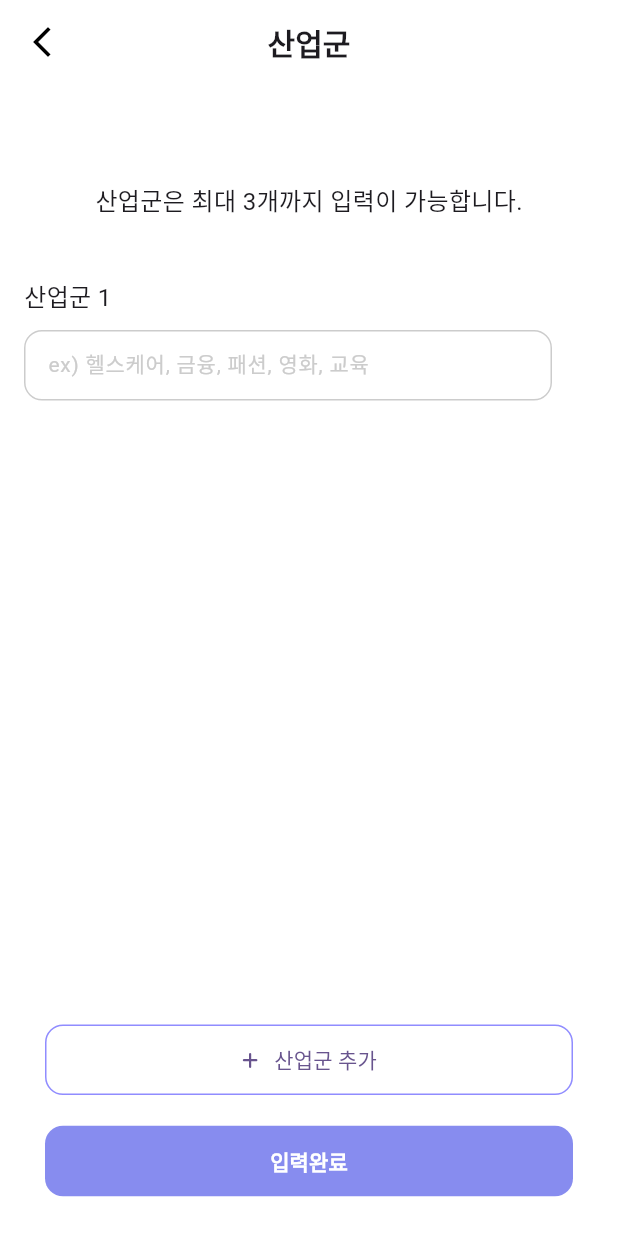
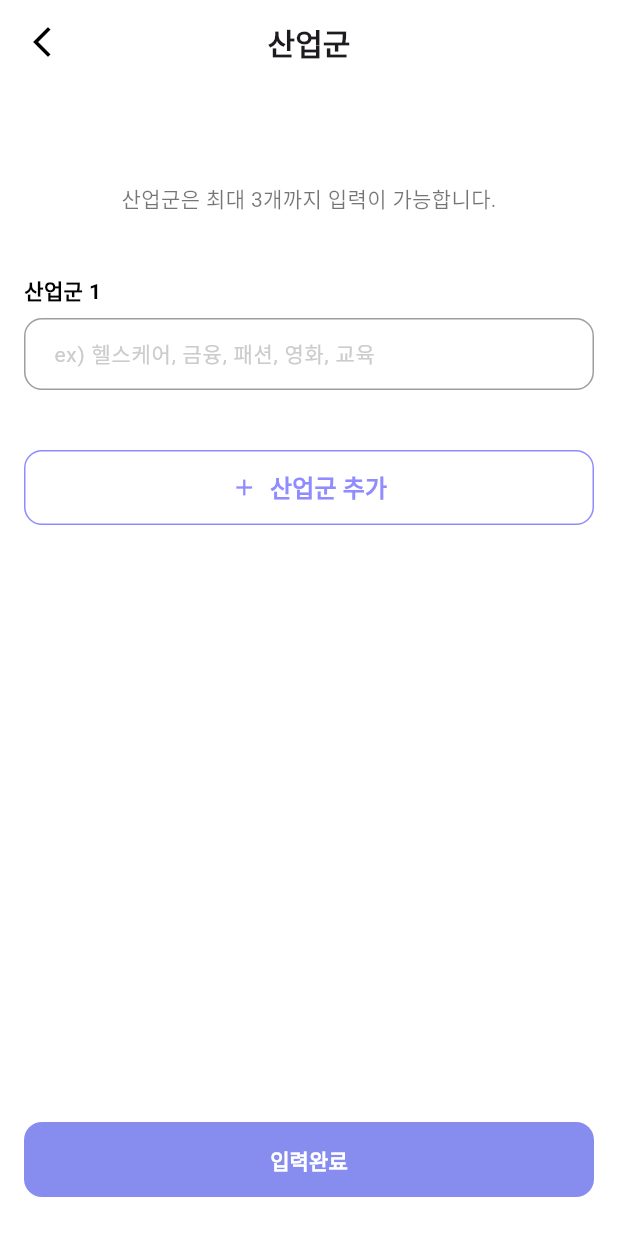
Before and after one commit to Google-Developer-Student-Clubs-TUK/2024-Flutter-Project-MyLio, a Flutter app: the Industrial_Group screen opened directly, on a phone screen of 412 x 824 dp. Run offline on Flutter 3.47's test engine with Material 3 defaults, Android fonts, the phone set to English and light mode, and no system bars; our stand-ins replace dotted_border, font_awesome_flutter, get, shared_preferences; accounts and stored records are empty.

Commit message:
Design: 산업군 페이지 디자인 수정

```diff
--- a/frontend/lib/screens/resume/industrial_group.dart
+++ b/frontend/lib/screens/resume/industrial_group.dart
@@ -39,37 +39,72 @@ class Industrial_Group_State extends State<Industrial_Group> {
       children: [
         Text(
           '산업군 ${index + 1}',
-          style: const TextStyle(fontSize: 16, fontWeight: FontWeight.w400),
+          style: const TextStyle(
+            fontSize: 14,
+            fontWeight: FontWeight.bold,
+            color: Colors.black,
           ),
-        const SizedBox(height: 10),
-        SizedBox(
-          width: 352,
-          height: 47,
-          child: TextFormField(
+        ),
+        const SizedBox(height: 8),
+        TextFormField(
           controller: controllers[index],
           decoration: InputDecoration(
             hintText: "ex) 헬스케어, 금융, 패션, 영화, 교육",
-              hintStyle:
-                  const TextStyle(fontSize: 14, color: Color(0xFFCCCCCC)),
+            hintStyle: const TextStyle(fontSize: 14, color: Color(0xFFCCCCCC)),
             border: OutlineInputBorder(
-                borderSide:
-                    const BorderSide(color: Color(0xFFCCCCCC), width: 1.0),
+              borderSide: const BorderSide(color: Colors.grey),
+              borderRadius: BorderRadius.circular(12.0),
+            ),
+            enabledBorder: OutlineInputBorder(
+              borderSide: const BorderSide(color: Colors.grey),
               borderRadius: BorderRadius.circular(12.0),
             ),
             focusedBorder: OutlineInputBorder(
               borderSide:
-                    const BorderSide(color: Color(0xFFCCCCCC), width: 1.0),
+                  const BorderSide(color: Color(0xFF908CFF), width: 1.0),
               borderRadius: BorderRadius.circular(12.0),
             ),
-              enabledBorder: OutlineInputBorder(
-                borderSide:
-                    const BorderSide(color: Color(0xFFCCCCCC), width: 1.0),
-                borderRadius: BorderRadius.circular(12.0),
+            contentPadding:
+                const EdgeInsets.symmetric(vertical: 12, horizontal: 16),
+          ),
+        ),
+        // 버튼과 필드 사이 간격 추가
+        if (index == controllers.length - 1 && controllers.length < 3)
+          const SizedBox(height: 40), // 필드와 버튼 사이 간격
+        if (index == controllers.length - 1 && controllers.length < 3)
+          Center(
+            child: TextButton.icon(
+              onPressed: () {
+                setState(() {
+                  controllers.add(TextEditingController());
+                });
+              },
+              icon: const Icon(
+                Icons.add,
+                color: Color(0xFF908CFF),
+              ),
+              label: const Text(
+                '산업군 추가',
+                style: TextStyle(
+                  color: Color(0xFF908CFF),
+                  fontSize: 16,
+                  fontWeight: FontWeight.bold,
+                ),
+              ),
+              style: TextButton.styleFrom(
+                minimumSize: const Size(double.infinity, 50),
+                padding: const EdgeInsets.symmetric(vertical: 8),
+                side: const BorderSide(
+                  color: Color(0xFF908CFF),
+                  width: 1,
+                ),
+                shape: RoundedRectangleBorder(
+                  borderRadius: BorderRadius.circular(12),
                 ),
               ),
             ),
           ),
-        const SizedBox(height: 20),
+        const SizedBox(height: 20), // 아래 간격
       ],
     );
   }
@@ -102,7 +137,10 @@ class Industrial_Group_State extends State<Industrial_Group> {
             const Center(
               child: Text(
                 '산업군은 최대 3개까지 입력이 가능합니다.',
-                style: TextStyle(fontSize: 16, fontWeight: FontWeight.w400),
+                style: TextStyle(
+                  fontSize: 14,
+                  color: Colors.black54,
+                ),
               ),
             ),
             const SizedBox(height: 40),
@@ -114,39 +152,6 @@ class Industrial_Group_State extends State<Industrial_Group> {
                 },
               ),
             ),
-            if (controllers.length < 3)
-              Center(
-                child: SizedBox(
-                  width: 352,
-                  height: 47,
-                  child: TextButton(
-                    onPressed: () {
-                      setState(() {
-                        controllers.add(TextEditingController());
-                      });
-                    },
-                    style: TextButton.styleFrom(
-                      side: const BorderSide(
-                          color: Color(0xFF908CFF), width: 1.0),
-                      shape: RoundedRectangleBorder(
-                        borderRadius: BorderRadius.circular(12.0),
-                      ),
-                    ),
-                    child: Row(
-                      mainAxisAlignment: MainAxisAlignment.center,
-                      children: const [
-                        Icon(FontAwesomeIcons.plus, size: 12),
-                        SizedBox(width: 10),
-                        Text(
-                          '산업군 추가',
-                          style: TextStyle(
-                              fontSize: 14, fontWeight: FontWeight.w400),
-                        )
-                      ],
-                    ),
-                  ),
-                ),
-              ),
             const SizedBox(height: 20),
             Center(
               child: TextButton(
@@ -156,7 +161,7 @@ class Industrial_Group_State extends State<Industrial_Group> {
                 },
                 style: TextButton.styleFrom(
                   backgroundColor: const Color(0xFF878CEF),
-                  minimumSize: const Size(352, 47),
+                  minimumSize: const Size(double.infinity, 50),
                   shape: RoundedRectangleBorder(
                     borderRadius: BorderRadius.circular(12),
                   ),
```
Lines whose indentation alone changed are shown as unchanged.
